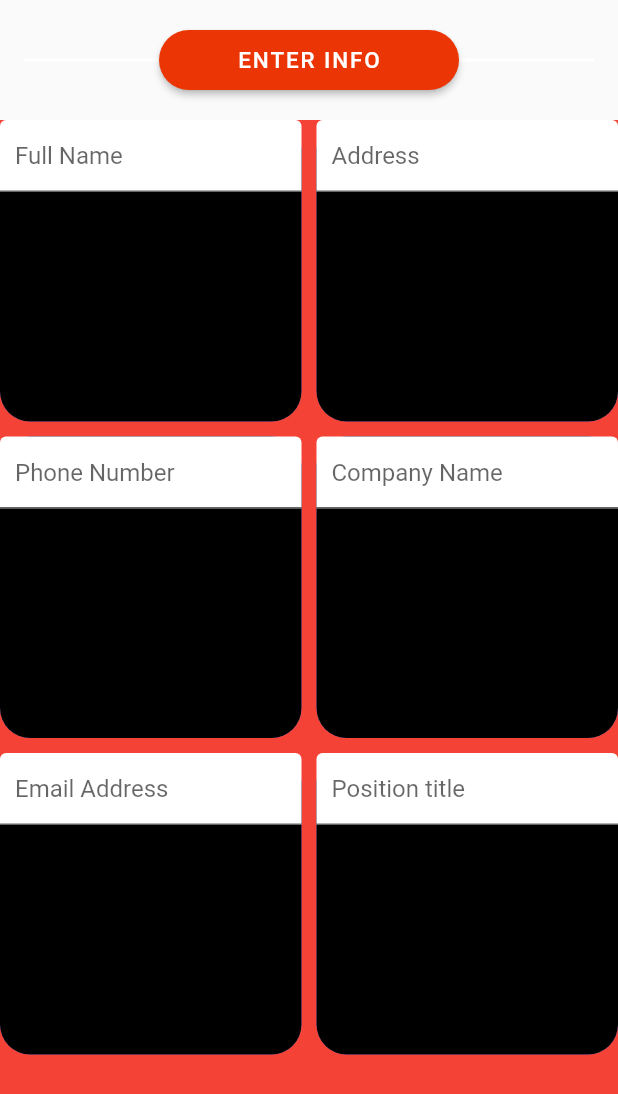
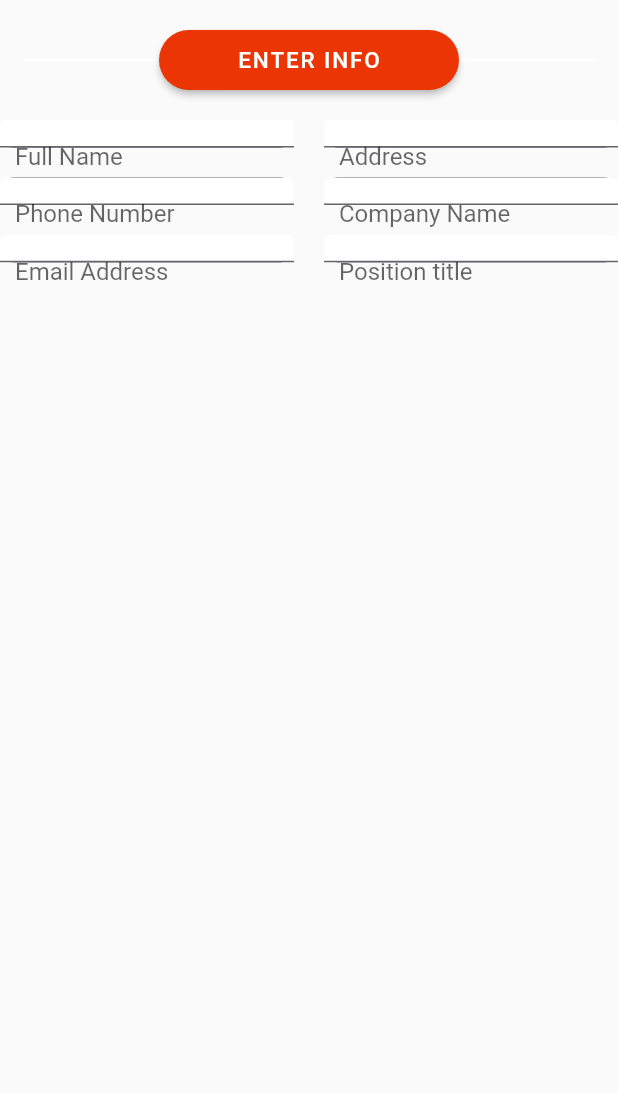
Before and after one commit to yashgharat/QOurs, a Flutter app: the BusinessCard widget shown alone on an empty page, opened directly, on a phone screen of 412 x 824 dp. Shown: the top 1094 px of the screen. Run offline on Flutter 3.47's test engine with Material 2 defaults, Android fonts, the phone set to English and light mode, and no system bars; our stand-ins replace animate_do; missing offline and left inert: dart:html, gradient_input_border.

Commit message:
categories added

```diff
--- a/lib/pages/landing_page/categories/business_card.dart
+++ b/lib/pages/landing_page/categories/business_card.dart
@@ -1,14 +1,8 @@
 import 'package:flutter/material.dart';
 import '../../../widgets/landing_page_divider.dart';
 import '../../../widgets/styled_form_field.dart';
-import 'package:animate_do/animate_do.dart';
 
-class BusinessCard extends StatefulWidget {
-  @override
-  _BusinessCardState createState() => _BusinessCardState();
-}
-
-class _BusinessCardState extends State<BusinessCard> {
+class BusinessCard extends StatelessWidget {
   @override
   Widget build(BuildContext context) {
     List<StyledFormField> inputList = [
@@ -24,13 +18,12 @@ class _BusinessCardState extends State<BusinessCard> {
       children: <Widget>[
         FabDivider("Enter Info"),
         Container(
-          color: Colors.red,
-            width: 500,
-            height: 1000,
+            width: 800,
             child: GridView.count(
+              childAspectRatio: 375 / 35,
               shrinkWrap: true,
-              crossAxisSpacing: 10,
-              mainAxisSpacing: 10,
+              crossAxisSpacing: 20,
+              mainAxisSpacing: 20,
               crossAxisCount: 2,
               children: inputList,
             ))
--- a/lib/pages/landing_page/categories/categories.dart
+++ b/lib/pages/landing_page/categories/categories.dart
@@ -1,6 +1,7 @@
 import 'package:flutter/material.dart';
 import 'package:q_ours/pages/landing_page/categories/enter_url.dart';
 import 'package:q_ours/pages/landing_page/categories/business_card.dart';
+import 'package:q_ours/pages/landing_page/categories/social_media.dart';
 import '../../../widgets/landing_page_divider.dart';
 import 'package:animate_do/animate_do.dart';
 import 'dart:async';
@@ -75,7 +76,7 @@ class _CategoriesState extends State<Categories> {
     } else if (index == 2) {
       return BusinessCard();
     } else {
-      return EnterURL();
+      return SocialMedia();
     }
   }
 }
--- a/lib/pages/landing_page/landing_page.dart
+++ b/lib/pages/landing_page/landing_page.dart
@@ -30,7 +30,7 @@ class LandingPage extends StatelessWidget {
                   children: <Widget>[
                     Container(
                         alignment: Alignment.center,
-                        margin: EdgeInsets.only(top: 100, bottom: 60),
+                        margin: EdgeInsets.only(top: 75, bottom: 60),
                         child: Text('Create Code',
                             style: TextStyle(
                                 color: Colors.white,
```
Also changed, not shown: lib/pages/landing_page/categories/social_media.dart (+35 -0 lines).
